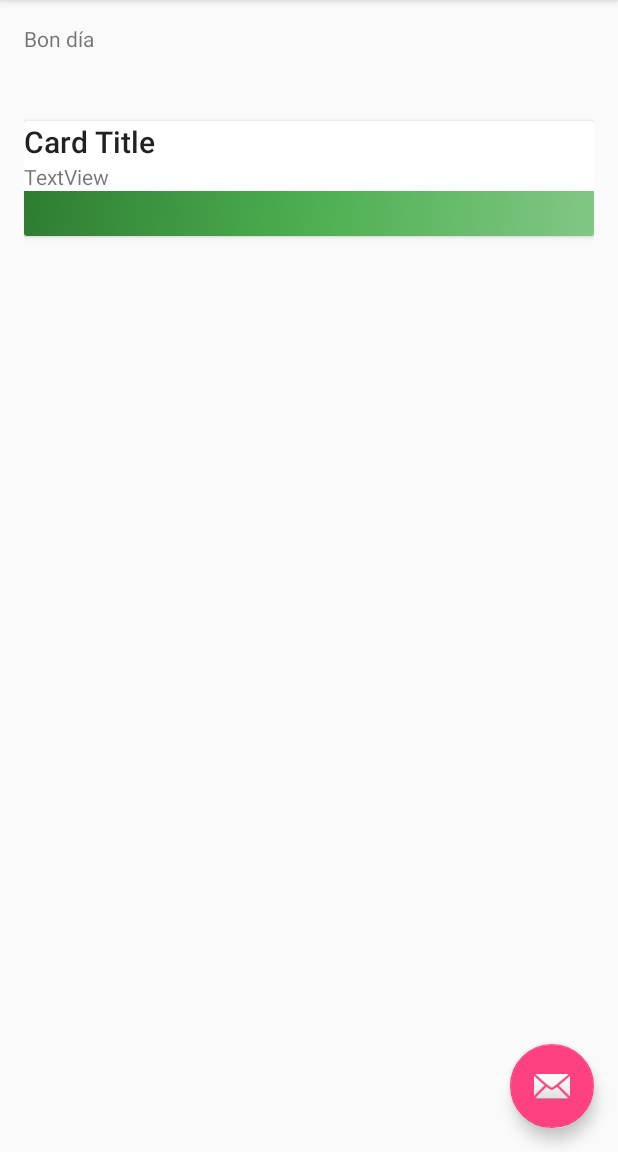
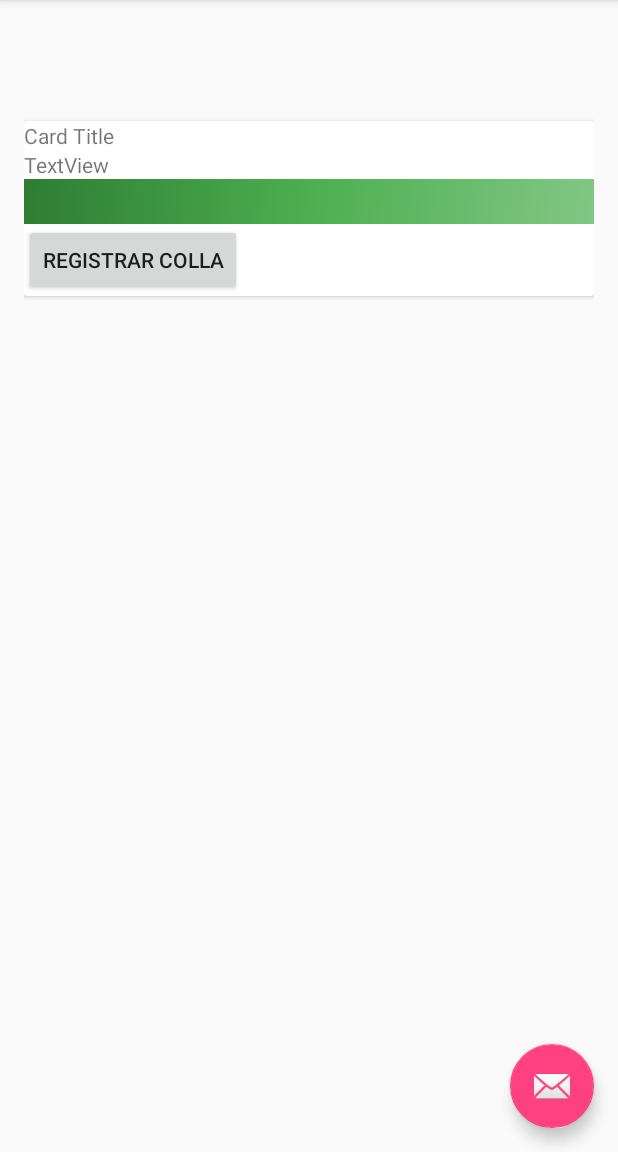
Before and after one commit to carlos2380/Enfaixapp, an Android app: the screen it shows after launch (MainActivity), on a phone screen of 412 x 824 dp, the part 84-1236 px from its top. Run offline under Robolectric (Android 15) with nearby library versions, the phone set to English and light mode, and no system bars.

Commit message:
no message

```diff
--- a/app/src/main/AndroidManifest.xml
+++ b/app/src/main/AndroidManifest.xml
@@ -18,6 +18,9 @@
                 <category android:name="android.intent.category.LAUNCHER" />
             </intent-filter>
         </activity>
+
+        <activity   android:name=".RegistrarCollaConv"
+            android:label="Registrar colla"/>
     </application>
 
 </manifest>
--- a/app/src/main/java/com/pes/enfaixapp/MainActivity.java
+++ b/app/src/main/java/com/pes/enfaixapp/MainActivity.java
@@ -1,5 +1,6 @@
 package com.pes.enfaixapp;
 
+import android.content.Intent;
 import android.os.Bundle;
 import android.support.design.widget.FloatingActionButton;
 import android.support.design.widget.Snackbar;
@@ -31,8 +32,6 @@ public class MainActivity extends AppCompatActivity
                         .setAction("Action", null).show();
             }
         });
-
-        String s = getString(R.string.bon_dia);
 
         DrawerLayout drawer = (DrawerLayout) findViewById(R.id.drawer_layout);
         ActionBarDrawerToggle toggle = new ActionBarDrawerToggle(
@@ -84,6 +83,7 @@ public class MainActivity extends AppCompatActivity
 
         if (id == R.id.nav_camera) {
             // Handle the camera action
+
         } else if (id == R.id.nav_gallery) {
 
         } else if (id == R.id.nav_slideshow) {
@@ -100,4 +100,9 @@ public class MainActivity extends AppCompatActivity
         drawer.closeDrawer(GravityCompat.START);
         return true;
     }
+
+    public void changeView(View view) {
+        Intent i = new Intent(this, RegistrarCollaConv.class);
+        startActivity(i);
+    }
 }
--- a/app/src/main/res/layout/activity_main.xml
+++ b/app/src/main/res/layout/activity_main.xml
@@ -22,4 +22,5 @@
         app:headerLayout="@layout/nav_header_main"
         app:menu="@menu/activity_main_drawer" />
 
+
 </android.support.v4.widget.DrawerLayout>
--- a/app/src/main/res/layout/content_main.xml
+++ b/app/src/main/res/layout/content_main.xml
@@ -16,7 +16,6 @@
     <TextView
         android:layout_width="wrap_content"
         android:layout_height="wrap_content"
-        android:text="@string/bon_dia"
         android:id="@+id/textView2" />
 
     <android.support.v7.widget.CardView
@@ -24,7 +23,8 @@
         android:layout_height="wrap_content"
         android:layout_below="@+id/textView2"
         android:layout_alignParentStart="true"
-        android:layout_marginTop="45dp" >
+        android:layout_marginTop="45dp"
+        android:id="@+id/cardView">
 
         <LinearLayout
             android:orientation="vertical"
@@ -36,7 +36,7 @@
                 android:layout_width="match_parent"
                 android:layout_height="wrap_content"
                 android:id="@+id/textView6"
-                android:textAppearance="@android:style/TextAppearance.Material.Title" />
+                />
 
             <TextView
                 android:text="TextView"
@@ -51,6 +51,13 @@
                 android:id="@+id/imageView2"
                 android:cropToPadding="true"
                 android:scaleType="fitCenter" />
+            <Button
+                android:text="Registrar colla"
+                android:layout_width="wrap_content"
+                android:layout_height="wrap_content"
+                android:id="@+id/button"
+                android:onClick="changeView"
+                />
         </LinearLayout>
     </android.support.v7.widget.CardView>
 
--- a/app/src/main/res/values/strings_ca.xml
+++ /dev/null
@@ -1,9 +0,0 @@
-<resources>
-    <string name="app_name">Enfaixapp</string>
-
-    <string name="navigation_drawer_open">Open navigation drawer</string>
-    <string name="navigation_drawer_close">Close navigation drawer</string>
-
-    <string name="action_settings">Configuració</string>
-    <string name="bon_dia">Bon día</string>
-</resources>
```
Also changed, not shown: app/src/main/java/com/pes/enfaixapp/RegistrarCollaConv.java (added, +18 -0 lines), app/src/main/res/layout/registre_escollir_collaconv.xml (added, +15 -0 lines), app/src/main/res/mipmap-mdpi/dos.PNG (added), app/src/main/res/mipmap-xxxhdpi/ic_check_circle_black_48dp.png (added).
